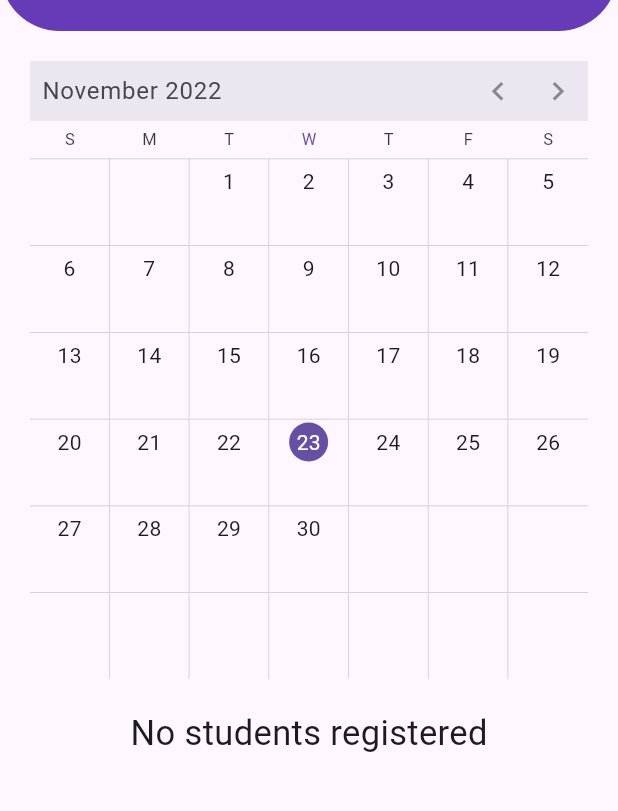
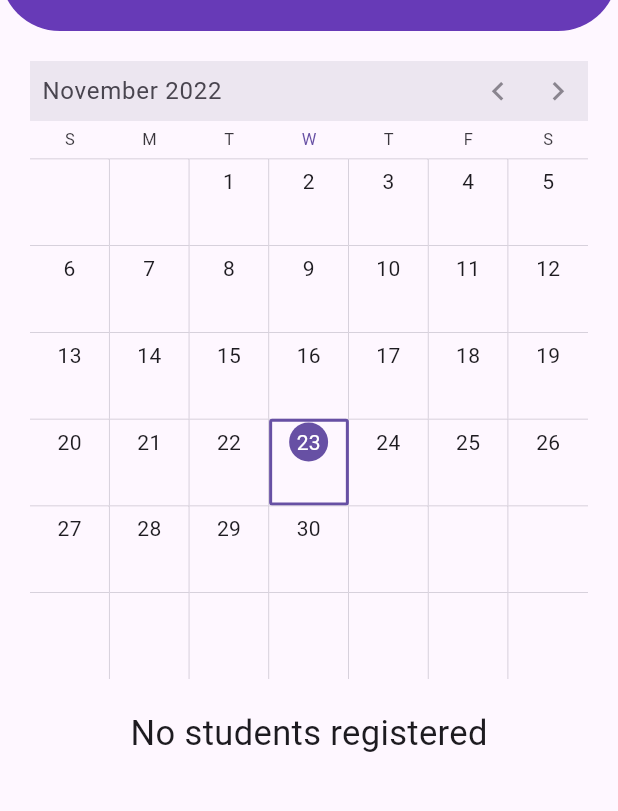
Before and after one commit to AR13570/attendance_dbms, a Flutter app: the AttendaceHome screen opened directly, on a phone screen of 412 x 824 dp, the part 89-900 px from its top. Run offline on Flutter 3.47's test engine with Material 2 defaults, Android fonts, the phone set to English and light mode, and no system bars; drawn by our look-alikes of syncfusion_flutter_calendar; our stand-ins replace shared_preferences; missing offline and left inert: mongo_dart; accounts and stored records are empty.

Commit message:
fixeddd final

```diff
--- a/lib/attendance.dart
+++ b/lib/attendance.dart
@@ -21,6 +21,7 @@ class _AttendaceHomeState extends State<AttendaceHome> {
   @override
   List attendanceDeets = [];
   bool submitted = false;
+  bool sameDayManip = true;
   DateTime selectedDate = DateTime.now();
 
   Widget build(BuildContext context) {
@@ -33,13 +34,11 @@ class _AttendaceHomeState extends State<AttendaceHome> {
             borderRadius: BorderRadius.vertical(bottom: Radius.circular(40))),
         toolbarHeight: 80,
         centerTitle: true,
-        title: Expanded(
-          child: Padding(
+        title: Padding(
           padding: const EdgeInsets.symmetric(vertical: 10.0),
           child: Text(
             "Attendance",
             style: TextStyle(fontSize: 30, color: Colors.white),
-            ),
           ),
         ),
       ),
@@ -53,6 +52,7 @@ class _AttendaceHomeState extends State<AttendaceHome> {
                 child: Container(
                   height: height * 0.5,
                   child: SfCalendar(
+                    initialSelectedDate: DateTime.now(),
                     maxDate: DateTime.now(),
                     showNavigationArrow: true,
                     view: CalendarView.month,
@@ -94,13 +94,14 @@ class _AttendaceHomeState extends State<AttendaceHome> {
                     // },
                     onTap: (CalendarTapDetails x) async {
                       selectedDate = x.date!;
+                      sameDayManip = false;
+                      setState(() {});
+                      attendanceDeets = [];
+                      // var temp = await MongoDatabase.getattendance(
+                      //     DateFormat('dd-MM-yyyy').format(selectedDate));
+                      // print("A");
                       // setState(() {});
-                      attendanceDeets = [];
-                      var temp = await MongoDatabase.getattendance(
-                          DateFormat('dd-MM-yyyy').format(selectedDate));
-                      print("A");
-                      setState(() {});
-                      attendanceDeets.length = temp.length;
+                      // attendanceDeets.length = temp.length;
                       submitted = false;
                     },
                     monthViewSettings: MonthViewSettings(
@@ -116,8 +117,9 @@ class _AttendaceHomeState extends State<AttendaceHome> {
                   future: MongoDatabase.getattendance(
                       DateFormat('dd-MM-yyyy').format(selectedDate)),
                   builder: (context, snapshot) {
-                    if (snapshot.hasData ||
-                        snapshot.connectionState != ConnectionState.waiting) {
+                    if (snapshot.hasData &&
+                        (snapshot.connectionState != ConnectionState.waiting ||
+                            sameDayManip)) {
                       if (snapshot.data!.isNotEmpty) {
                         return Column(
                           children: [
@@ -130,10 +132,10 @@ class _AttendaceHomeState extends State<AttendaceHome> {
                                 shrinkWrap: true,
                                 itemCount: snapshot.data!.length,
                                 itemBuilder: (BuildContext _, int index) {
-                                  if (attendanceDeets.length == 0) {
+                                  //if (attendanceDeets.length == 0) {
                                   attendanceDeets.length =
                                       snapshot.data!.length;
-                                  }
+                                  //}
                                   if (attendanceDeets[index] == null) {
                                     attendanceDeets[index] = {
                                       'student': snapshot.data![index]
@@ -152,6 +154,7 @@ class _AttendaceHomeState extends State<AttendaceHome> {
                                           setState(() {
                                             attendanceDeets[index]
                                                 ['attendance'] = x;
+                                            sameDayManip = true;
                                           });
                                         }),
                                   );
```
Lines whose indentation alone changed are shown as unchanged.
